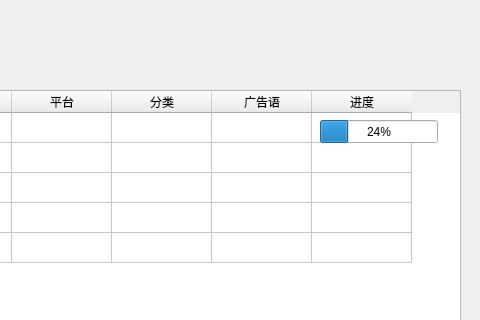
Old version of the form huya/ui/main.ui in the repository pk00749/Live_Sipder; both pictures show x 320 to 800 and y 0 to 320 of the 800 by 600 pixel window.
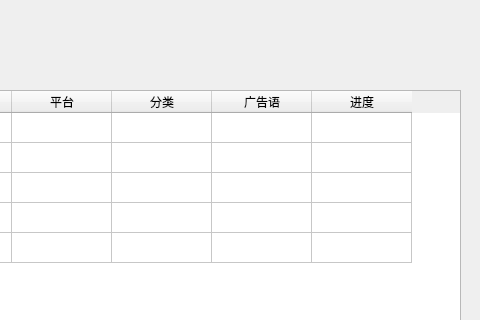
New version of the form.

What changed in the file:
```diff
--- a/huya/ui/main.ui
+++ b/huya/ui/main.ui
@@ -217,19 +217,6 @@
      <string>开始</string>
     </property>
    </widget>
-   <widget class="QProgressBar" name="progressBar">
-    <property name="geometry">
-     <rect>
-      <x>640</x>
-      <y>120</y>
-      <width>118</width>
-      <height>23</height>
-     </rect>
-    </property>
-    <property name="value">
-     <number>24</number>
-    </property>
-   </widget>
   </widget>
   <widget class="QMenuBar" name="menubar">
    <property name="geometry">
```
